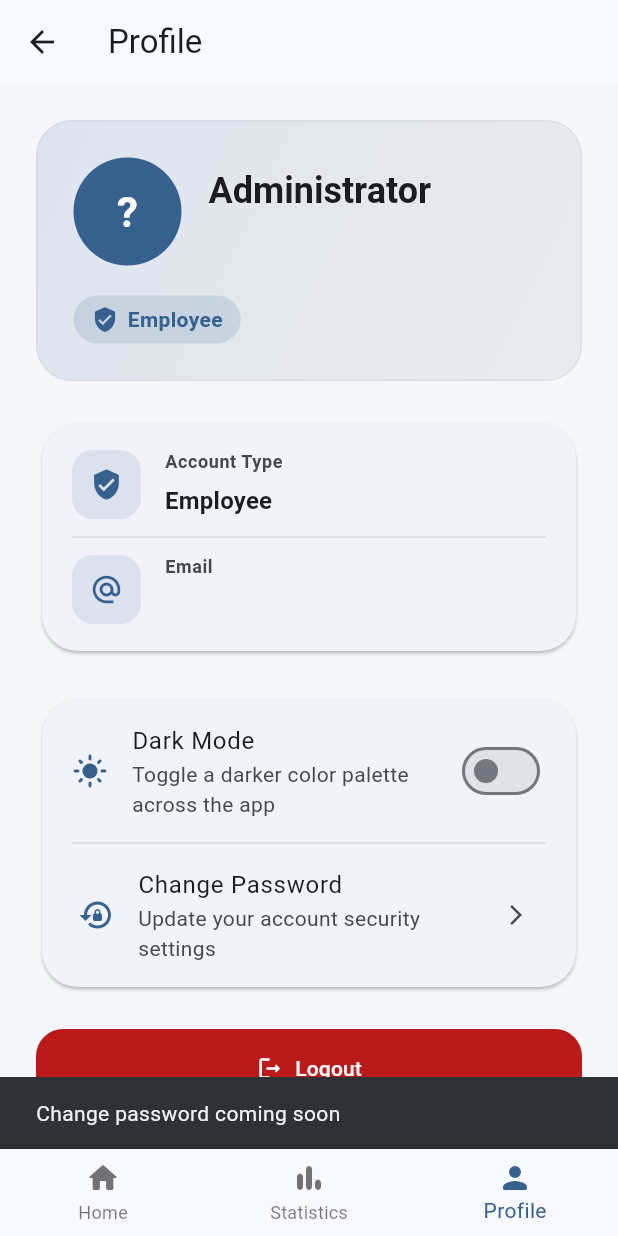
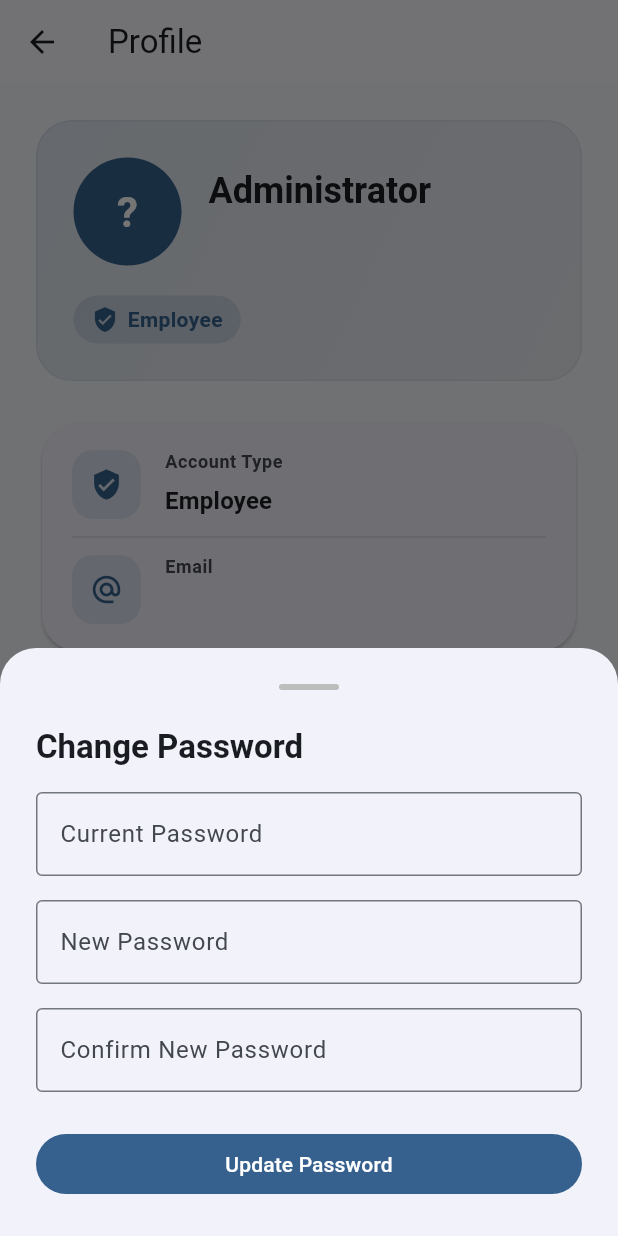
Before and after one commit to MuhammadAsher/hr, a Flutter app: the AdminDashboard screen opened directly, item 3 of the bottom bar chosen, after a tap on "Change Password", on a phone screen of 412 x 824 dp. Run offline on Flutter 3.47's test engine with Material 3 defaults, Android fonts, the phone set to English and light mode, and no system bars; our stand-ins replace csv, fl_chart, pdf, printing, shared_preferences, syncfusion_flutter_charts; missing offline and left inert: mailer; accounts and stored records are empty; network calls fail.

Commit message:
bug fixed

```diff
--- a/lib/screens/admin_dashboard.dart
+++ b/lib/screens/admin_dashboard.dart
@@ -4,6 +4,7 @@ import '../providers/auth_provider.dart';
 import '../models/user.dart';
 import '../models/user_role.dart';
 import '../providers/theme_provider.dart';
+import '../widgets/change_password_sheet.dart';
 import '../services/api_employee_service.dart';
 import '../services/department_service.dart';
 import '../services/leave_service.dart';
@@ -420,7 +421,7 @@ class _AdminDashboardState extends State<AdminDashboard> with RouteAware, Widget
           const SizedBox(height: 24),
           _buildInfoSection(context, infoRows),
           const SizedBox(height: 24),
-          _buildPreferencesSection(context, themeProvider),
+          _buildPreferencesSection(context, themeProvider, authProvider),
           const SizedBox(height: 24),
           SizedBox(
             width: double.infinity,
@@ -589,7 +590,11 @@ class _AdminDashboardState extends State<AdminDashboard> with RouteAware, Widget
     );
   }
 
-  Widget _buildPreferencesSection(BuildContext context, ThemeProvider themeProvider) {
+  Widget _buildPreferencesSection(
+    BuildContext context,
+    ThemeProvider themeProvider,
+    AuthProvider authProvider,
+  ) {
     final colorScheme = Theme.of(context).colorScheme;
     return Card(
       shape: RoundedRectangleBorder(borderRadius: BorderRadius.circular(24)),
@@ -614,11 +619,7 @@ class _AdminDashboardState extends State<AdminDashboard> with RouteAware, Widget
               title: const Text('Change Password'),
               subtitle: const Text('Update your account security settings'),
               trailing: const Icon(Icons.arrow_forward_ios, size: 16),
-              onTap: () {
-                ScaffoldMessenger.of(context).showSnackBar(
-                  const SnackBar(content: Text('Change password coming soon')),
-                );
-              },
+              onTap: () => _openChangePasswordSheet(context, authProvider),
             ),
           ],
         ),
@@ -869,6 +870,25 @@ class _AdminDashboardState extends State<AdminDashboard> with RouteAware, Widget
       ),
     );
   }
+
+  Future<void> _openChangePasswordSheet(BuildContext context, AuthProvider authProvider) async {
+    final result = await showModalBottomSheet<bool>(
+      context: context,
+      isScrollControlled: true,
+      shape: const RoundedRectangleBorder(
+        borderRadius: BorderRadius.vertical(top: Radius.circular(24)),
+      ),
+      builder: (_) => ChangePasswordSheet(authProvider: authProvider),
+    );
+
+    if (!mounted) return;
+
+    if (result == true) {
+      ScaffoldMessenger.of(context).showSnackBar(
+        const SnackBar(content: Text('Password updated successfully')),
+      );
+    }
+  }
 }
 
 class _QuickAction {
--- /dev/null
+++ b/lib/widgets/change_password_sheet.dart
@@ -0,0 +1,169 @@
+import 'package:flutter/material.dart';
+import '../providers/auth_provider.dart';
+
+class ChangePasswordSheet extends StatefulWidget {
+  const ChangePasswordSheet({super.key, required this.authProvider});
+
+  final AuthProvider authProvider;
+
+  @override
+  State<ChangePasswordSheet> createState() => _ChangePasswordSheetState();
+}
+
+class _ChangePasswordSheetState extends State<ChangePasswordSheet> {
+  final _formKey = GlobalKey<FormState>();
+  final TextEditingController _currentController = TextEditingController();
+  final TextEditingController _newController = TextEditingController();
+  final TextEditingController _confirmController = TextEditingController();
+
+  bool _isSubmitting = false;
+  String? _localError;
+
+  @override
+  void dispose() {
+    _currentController.dispose();
+    _newController.dispose();
+    _confirmController.dispose();
+    super.dispose();
+  }
+
+  Future<void> _handleSubmit() async {
+    if (!_formKey.currentState!.validate()) return;
+    FocusScope.of(context).unfocus();
+    setState(() {
+      _isSubmitting = true;
+      _localError = null;
+    });
+    widget.authProvider.clearError();
+
+    final success = await widget.authProvider.changePassword(
+      _currentController.text.trim(),
+      _newController.text.trim(),
+      _confirmController.text.trim(),
+    );
+
+    if (!mounted) return;
+    setState(() => _isSubmitting = false);
+
+    if (success) {
+      Navigator.of(context).pop(true);
+    } else {
+      setState(() {
+        _localError = widget.authProvider.errorMessage ?? 'Unable to update password. Please try again.';
+      });
+    }
+  }
+
+  @override
+  Widget build(BuildContext context) {
+    final colorScheme = Theme.of(context).colorScheme;
+    return SafeArea(
+      child: Padding(
+        padding: EdgeInsets.only(
+          left: 24,
+          right: 24,
+          top: 24,
+          bottom: MediaQuery.of(context).viewInsets.bottom + 24,
+        ),
+        child: SingleChildScrollView(
+          child: Form(
+            key: _formKey,
+            child: Column(
+              mainAxisSize: MainAxisSize.min,
+              crossAxisAlignment: CrossAxisAlignment.start,
+              children: [
+                Center(
+                  child: Container(
+                    width: 40,
+                    height: 4,
+                    decoration: BoxDecoration(
+                      color: Colors.grey[400],
+                      borderRadius: BorderRadius.circular(2),
+                    ),
+                  ),
+                ),
+                const SizedBox(height: 24),
+                Text(
+                  'Change Password',
+                  style: Theme.of(context).textTheme.titleLarge?.copyWith(fontWeight: FontWeight.bold),
+                ),
+                const SizedBox(height: 16),
+                TextFormField(
+                  controller: _currentController,
+                  obscureText: true,
+                  decoration: const InputDecoration(
+                    labelText: 'Current Password',
+                    border: OutlineInputBorder(),
+                  ),
+                  validator: (value) {
+                    if (value == null || value.isEmpty) {
+                      return 'Please enter your current password';
+                    }
+                    return null;
+                  },
+                ),
+                const SizedBox(height: 16),
+                TextFormField(
+                  controller: _newController,
+                  obscureText: true,
+                  decoration: const InputDecoration(
+                    labelText: 'New Password',
+                    border: OutlineInputBorder(),
+                  ),
+                  validator: (value) {
+                    if (value == null || value.isEmpty) {
+                      return 'Please enter a new password';
+                    }
+                    if (value.length < 8) {
+                      return 'Password must be at least 8 characters';
+                    }
+                    return null;
+                  },
+                ),
+                const SizedBox(height: 16),
+                TextFormField(
+                  controller: _confirmController,
+                  obscureText: true,
+                  decoration: const InputDecoration(
+                    labelText: 'Confirm New Password',
+                    border: OutlineInputBorder(),
+                  ),
+                  validator: (value) {
+                    if (value == null || value.isEmpty) {
+                      return 'Please confirm your new password';
+                    }
+                    if (value != _newController.text) {
+                      return 'Passwords do not match';
+                    }
+                    return null;
+                  },
+                ),
+                if (_localError != null) ...[
+                  const SizedBox(height: 12),
+                  Text(
+                    _localError!,
+                    style: TextStyle(color: colorScheme.error, fontWeight: FontWeight.w600),
+                  ),
+                ],
+                const SizedBox(height: 24),
+                SizedBox(
+                  width: double.infinity,
+                  child: FilledButton(
+                    onPressed: _isSubmitting ? null : _handleSubmit,
+                    child: _isSubmitting
+                        ? const SizedBox(
+                            height: 20,
+                            width: 20,
+                            child: CircularProgressIndicator(strokeWidth: 2, color: Colors.white),
+                          )
+                        : const Text('Update Password'),
+                  ),
+                ),
+              ],
+            ),
+          ),
+        ),
+      ),
+    );
+  }
+}
```
Also changed, not shown: lib/providers/auth_provider.dart (+18 -0 lines), lib/screens/employee_dashboard.dart (+27 -7 lines), lib/screens/payslips_screen.dart (+85 -10 lines), 1 other file.
